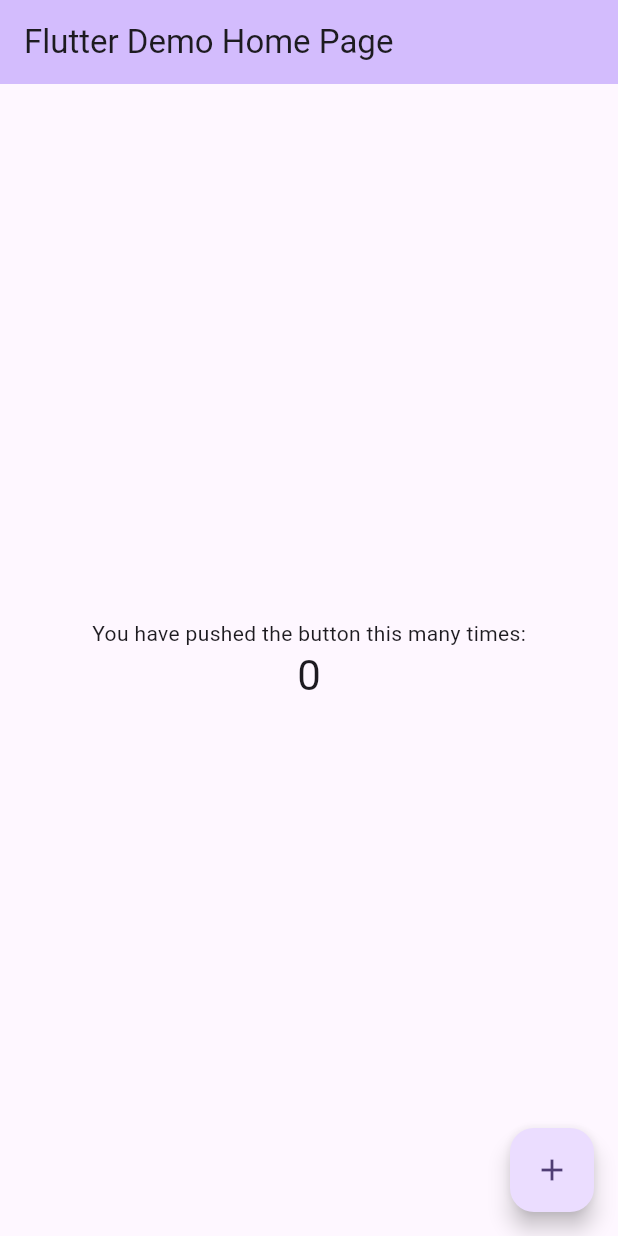
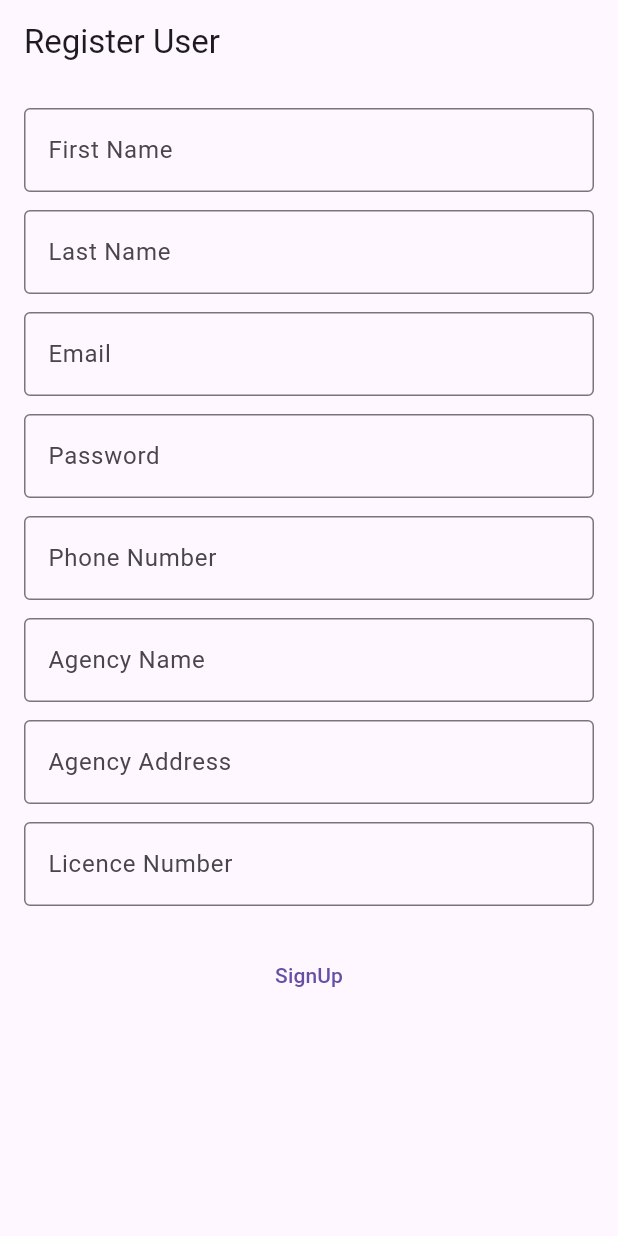
Before and after one commit to Bilal17809/Umraah-App, a Flutter app: the screen it shows after launch, on a phone screen of 412 x 824 dp. Run offline on Flutter 3.47's test engine with Material 3 defaults, Android fonts, the phone set to English and light mode, and no system bars; our stand-ins replace flutter_bloc.

Commit message:
commit by Bilal

```diff
--- /dev/null
+++ b/lib/data/data_source/network_data_sr.dart
@@ -0,0 +1,11 @@
+import 'package:http/http.dart' as http;
+import '../../core/network/network_response.dart';
+import '../model /registration_model.dart';
+
+class AuthRemoteDataSource {
+  final ApiClient _client;
+  AuthRemoteDataSource(this._client);
+  Future<http.Response> registerUser(UserModel user) {
+    return _client.post('register', user.toJson());
+  }
+}
--- /dev/null
+++ b/lib/data/model /registration_model.dart
@@ -0,0 +1,53 @@
+import '../../domain/entities/user_entities.dart';
+
+class UserModel {
+  final String firstName;
+  final String lastName;
+  final String email;
+  final String password;
+  final String phoneNumber;
+  final String agencyName;
+  final String agencyAddress;
+  final String agencyLicenceNumber;
+  final String userImageBase64;
+
+  UserModel({
+    required this.firstName,
+    required this.lastName,
+    required this.email,
+    required this.password,
+    required this.phoneNumber,
+    required this.agencyName,
+    required this.agencyAddress,
+    required this.agencyLicenceNumber,
+    required this.userImageBase64,
+  });
+
+  Map<String, dynamic> toJson() => {
+    "firstName": firstName,
+    "lastName": lastName,
+    "email": email,
+    "password": password,
+    "phoneNumber": phoneNumber,
+    "agencyName": agencyName,
+    "agencyAddress": agencyAddress,
+    "agencyLicenceNumber": agencyLicenceNumber,
+    "userType": "2",
+    "agencyImage": "",
+    "userImage": userImageBase64,
+  };
+
+  factory UserModel.fromEntity(UserEntity entity) {
+    return UserModel(
+      firstName: entity.firstName,
+      lastName: entity.lastName,
+      email: entity.email,
+      password: entity.password,
+      phoneNumber: entity.phoneNumber,
+      agencyName: entity.agencyName,
+      agencyAddress: entity.agencyAddress,
+      agencyLicenceNumber: entity.agencyLicenceNumber,
+      userImageBase64: entity.userImageBase64,
+    );
+  }
+}
--- /dev/null
+++ b/lib/domain/entities/user_entities.dart
@@ -0,0 +1,23 @@
+class UserEntity {
+  final String firstName;
+  final String lastName;
+  final String email;
+  final String password;
+  final String phoneNumber;
+  final String agencyName;
+  final String agencyAddress;
+  final String agencyLicenceNumber;
+  final String userImageBase64;
+
+  UserEntity({
+    required this.firstName,
+    required this.lastName,
+    required this.email,
+    required this.password,
+    required this.phoneNumber,
+    required this.agencyName,
+    required this.agencyAddress,
+    required this.agencyLicenceNumber,
+    required this.userImageBase64,
+  });
+}
--- /dev/null
+++ b/lib/domain/repositories/repositories.dart
@@ -0,0 +1,5 @@
+
+import '../entities/user_entities.dart';
+abstract class UserRepository {
+  Future<String?> register(UserEntity user);
+}
--- /dev/null
+++ b/lib/domain/usecases/users_case.dart
@@ -0,0 +1,14 @@
+
+
+import '../entities/user_entities.dart';
+import '../repositories/repositories.dart';
+
+class RegisterUserUseCase {
+  final UserRepository repository;
+
+  RegisterUserUseCase(this.repository);
+
+  Future<String?> call(UserEntity user) {
+    return repository.register(user);
+  }
+}
--- a/lib/main.dart
+++ b/lib/main.dart
@@ -1,122 +1,41 @@
 import 'package:flutter/material.dart';
+import 'package:flutter_bloc/flutter_bloc.dart';
+import 'package:umraah_app/domain/usecases/users_case.dart';
+import 'package:umraah_app/presentation/signup/cubit/signup_cubit.dart';
+import 'package:umraah_app/presentation/signup/view/signup_page.dart';
+
+import 'core/network/network_response.dart';
+import 'data/data_source/network_data_sr.dart';
+import 'data/repositories_impl/repositories_impl.dart';
 
 void main() {
-  runApp(const MyApp());
+  // ✅ Build the dependency chain
+  final apiClient = ApiClient();
+  final remoteDataSource = AuthRemoteDataSource(apiClient);
+  final userRepository = UserRepositoryImpl(remoteDataSource);
+  final registerUseCase = RegisterUserUseCase(userRepository);
+
+  runApp(MyApp(registerUseCase: registerUseCase));
 }
 
 class MyApp extends StatelessWidget {
-  const MyApp({super.key});
+  final RegisterUserUseCase registerUseCase;
 
-  // This widget is the root of your application.
+  const MyApp({super.key, required this.registerUseCase});
+
   @override
   Widget build(BuildContext context) {
-    return MaterialApp(
-      title: 'Flutter Demo',
-      theme: ThemeData(
-        // This is the theme of your application.
-        //
-        // TRY THIS: Try running your application with "flutter run". You'll see
-        // the application has a purple toolbar. Then, without quitting the app,
-        // try changing the seedColor in the colorScheme below to Colors.green
-        // and then invoke "hot reload" (save your changes or press the "hot
-        // reload" button in a Flutter-supported IDE, or press "r" if you used
-        // the command line to start the app).
-        //
-        // Notice that the counter didn't reset back to zero; the application
-        // state is not lost during the reload. To reset the state, use hot
-        // restart instead.
-        //
-        // This works for code too, not just values: Most code changes can be
-        // tested with just a hot reload.
-        colorScheme: ColorScheme.fromSeed(seedColor: Colors.deepPurple),
+    return MultiBlocProvider(
+      providers: [
+        BlocProvider(
+          create: (_) => RegisterCubit(registerUseCase),
+        ),
+      ],
+      child: MaterialApp(
+        debugShowCheckedModeBanner: false,
+        title: 'Umrah App',
+        home: RegisterScreen(),
       ),
-      home: const MyHomePage(title: 'Flutter Demo Home Page'),
     );
   }
 }
-
-class MyHomePage extends StatefulWidget {
-  const MyHomePage({super.key, required this.title});
-
-  // This widget is the home page of your application. It is stateful, meaning
-  // that it has a State object (defined below) that contains fields that affect
-  // how it looks.
-
-  // This class is the configuration for the state. It holds the values (in this
-  // case the title) provided by the parent (in this case the App widget) and
-  // used by the build method of the State. Fields in a Widget subclass are
-  // always marked "final".
-
-  final String title;
-
-  @override
-  State<MyHomePage> createState() => _MyHomePageState();
-}
-
-class _MyHomePageState extends State<MyHomePage> {
-  int _counter = 0;
-
-  void _incrementCounter() {
-    setState(() {
-      // This call to setState tells the Flutter framework that something has
-      // changed in this State, which causes it to rerun the build method below
-      // so that the display can reflect the updated values. If we changed
-      // _counter without calling setState(), then the build method would not be
-      // called again, and so nothing would appear to happen.
-      _counter++;
-    });
-  }
-
-  @override
-  Widget build(BuildContext context) {
-    // This method is rerun every time setState is called, for instance as done
-    // by the _incrementCounter method above.
-    //
-    // The Flutter framework has been optimized to make rerunning build methods
-    // fast, so that you can just rebuild anything that needs updating rather
-    // than having to individually change instances of widgets.
-    return Scaffold(
-      appBar: AppBar(
-        // TRY THIS: Try changing the color here to a specific color (to
-        // Colors.amber, perhaps?) and trigger a hot reload to see the AppBar
-        // change color while the other colors stay the same.
-        backgroundColor: Theme.of(context).colorScheme.inversePrimary,
-        // Here we take the value from the MyHomePage object that was created by
-        // the App.build method, and use it to set our appbar title.
-        title: Text(widget.title),
-      ),
-      body: Center(
-        // Center is a layout widget. It takes a single child and positions it
-        // in the middle of the parent.
-        child: Column(
-          // Column is also a layout widget. It takes a list of children and
-          // arranges them vertically. By default, it sizes itself to fit its
-          // children horizontally, and tries to be as tall as its parent.
-          //
-          // Column has various properties to control how it sizes itself and
-          // how it positions its children. Here we use mainAxisAlignment to
-          // center the children vertically; the main axis here is the vertical
-          // axis because Columns are vertical (the cross axis would be
-          // horizontal).
-          //
-          // TRY THIS: Invoke "debug painting" (choose the "Toggle Debug Paint"
-          // action in the IDE, or press "p" in the console), to see the
-          // wireframe for each widget.
-          mainAxisAlignment: MainAxisAlignment.center,
-          children: <Widget>[
-            const Text('You have pushed the button this many times:'),
-            Text(
-              '$_counter',
-              style: Theme.of(context).textTheme.headlineMedium,
-            ),
-          ],
-        ),
-      ),
-      floatingActionButton: FloatingActionButton(
-        onPressed: _incrementCounter,
-        tooltip: 'Increment',
-        child: const Icon(Icons.add),
-      ), // This trailing comma makes auto-formatting nicer for build methods.
-    );
-  }
-}
--- /dev/null
+++ b/lib/presentation/signup/cubit/signup_cubit.dart
@@ -0,0 +1,21 @@
+import 'dart:io';
+import 'package:flutter_bloc/flutter_bloc.dart';
+import 'package:umraah_app/presentation/signup/cubit/signup_state.dart';
+import '../../../domain/entities/user_entities.dart';
+import '../../../domain/usecases/users_case.dart';
+
+class RegisterCubit extends Cubit<RegisterState> {
+  final RegisterUserUseCase _useCase;
+
+  RegisterCubit(this._useCase) : super(RegisterInitial());
+
+  Future<void> register(UserEntity user) async {
+    emit(RegisterLoading());
+    final result = await _useCase(user);
+    if (result == null) {
+      emit(RegisterSuccess());
+    } else {
+      emit(RegisterFailure(result));
+    }
+  }
+}
--- /dev/null
+++ b/lib/presentation/signup/cubit/signup_state.dart
@@ -0,0 +1,18 @@
+
+import 'package:flutter/cupertino.dart';
+
+@immutable
+abstract class RegisterState {}
+
+class RegisterInitial extends RegisterState {}
+
+class RegisterLoading extends RegisterState {}
+
+class RegisterSuccess extends RegisterState {}
+
+class RegisterFailure extends RegisterState {
+  final String error;
+  RegisterFailure(this.error);
+}
+
+class RegisterImagePicked extends RegisterState {}
--- /dev/null
+++ b/lib/presentation/signup/view/signup_page.dart
@@ -0,0 +1,141 @@
+import 'package:flutter/material.dart';
+import 'package:flutter_bloc/flutter_bloc.dart';
+import '../cubit/signup_cubit.dart';
+import '../cubit/signup_state.dart';
+
+class RegisterScreen extends StatelessWidget {
+  final _formKey = GlobalKey<FormState>();
+
+  final firstName = TextEditingController();
+  final lastName = TextEditingController();
+  final email = TextEditingController();
+  final password = TextEditingController();
+  final phoneNumber = TextEditingController();
+  final agencyName = TextEditingController();
+  final agencyAddress = TextEditingController();
+  final agencyLicenceNumber = TextEditingController();
+
+  RegisterScreen({super.key});
+
+  @override
+  Widget build(BuildContext context) {
+    final cubit = context.watch<RegisterCubit>();
+
+    return Scaffold(
+      appBar: AppBar(title: Text('Register User')),
+      body: Padding(
+        padding: EdgeInsets.all(16),
+        child: SingleChildScrollView(
+          child: BlocConsumer<RegisterCubit, RegisterState>(
+            listener: (context, state) {
+              if (state is RegisterSuccess) {
+                showDialog(
+                  context: context,
+                  builder: (_) => AlertDialog(
+                    title: Text("Success"),
+                    content: Text("Registered successfully!"),
+                    actions: [
+                      TextButton(
+                        onPressed: () => Navigator.pop(context),
+                        child: Text("OK"),
+                      )
+                    ],
+                  ),
+                );
+              } else if (state is RegisterFailure) {
+                showDialog(
+                  context: context,
+                  builder: (_) => AlertDialog(
+                    title: Text("Error"),
+                    content: Text(state.error),
+                    actions: [
+                      TextButton(
+                        onPressed: () => Navigator.pop(context),
+                        child: Text("OK"),
+                      )
+                    ],
+                  ),
+                );
+              }
+            },
+            builder: (context, state) {
+              return Form(
+                key: _formKey,
+                child: Column(
+                  children: [
+                    buildField(firstName, 'First Name'),
+                    buildField(lastName, 'Last Name'),
+                    buildField(email, 'Email'),
+                    buildField(password, 'Password', obscureText: true),
+                    buildField(phoneNumber, 'Phone Number'),
+                    buildField(agencyName, 'Agency Name'),
+                    buildField(agencyAddress, 'Agency Address'),
+                    buildField(agencyLicenceNumber, 'Licence Number'),
+                    SizedBox(height: 10),
+                    // ElevatedButton(
+                    //   onPressed: () => cubit.pickUserImage(),
+                    //   child: Text(cubit.selectedImage == null
+                    //       ? "Pick User Image"
+                    //       : "Image Selected"),
+                    // ),
+                    // SizedBox(height: 20),
+                    // ElevatedButton(
+                    //   onPressed: () {
+                    //     if (_formKey.currentState!.validate()) {
+                    //       final imageBase64 = cubit.selectedImage != null
+                    //           ? cubit.encodeImage(cubit.selectedImage!)
+                    //           : "";
+                    //
+                    //       final user = UserModel(
+                    //         firstName: firstName.text,
+                    //         lastName: lastName.text,
+                    //         email: email.text,
+                    //         password: password.text,
+                    //         phoneNumber: phoneNumber.text,
+                    //         agencyName: agencyName.text,
+                    //         agencyAddress: agencyAddress.text,
+                    //         agencyLicenceNumber: agencyLicenceNumber.text,
+                    //         userImageBase64: imageBase64,
+                    //       );
+                    //
+                    //       cubit.registerUser(user);
+                    //     }
+                    //   },
+                    //   child: state is RegisterLoading
+                    //       ? CircularProgressIndicator()
+                    //       : Text('Register'),
+                    // ),
+                    // TextButton(
+                    //   onPressed: () => Navigator.push(context,
+                    //       // MaterialPageRoute(builder: (_) => LoginPage())),
+                    //   child: Text("Already registered? Login"),
+                    // ),
+                      TextButton(onPressed:(){
+                        SnackBar(content:Text("signUp successfully"));
+                      }, child:Text("SignUp"))
+                  ],
+                ),
+              );
+            },
+          ),
+        ),
+      ),
+    );
+  }
+
+  Widget buildField(TextEditingController ctrl, String label,
+      {bool obscureText = false}) {
+    return Padding(
+      padding: EdgeInsets.only(bottom: 12),
+      child: TextFormField(
+        controller: ctrl,
+        obscureText: obscureText,
+        decoration: InputDecoration(
+          border: OutlineInputBorder(),
+          labelText: label,
+        ),
+        validator: (val) => val == null || val.isEmpty ? "Enter $label" : null,
+      ),
+    );
+  }
+}
--- a/pubspec.yaml
+++ b/pubspec.yaml
@@ -34,6 +34,10 @@ dependencies:
   # The following adds the Cupertino Icons font to your application.
   # Use with the CupertinoIcons class for iOS style icons.
   cupertino_icons: ^1.0.8
+  flutter_bloc: ^8.1.3
+  bloc: ^8.1.2
+  http: ^0.13.6
+  image_picker: ^1.0.4
 
 dev_dependencies:
   flutter_test:
```
Also changed, not shown: lib/constants.dart (added, +33 -0 lines), lib/core/network/network_response.dart (added, +16 -0 lines), lib/data/repositories_impl/repositories_impl.dart (added, +25 -0 lines), pubspec.lock, 12 other files.
